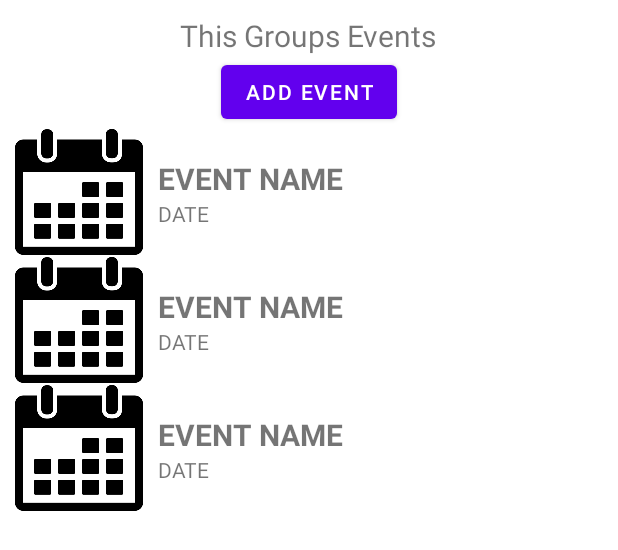
After one commit to aphn490/drinkmate, an Android app: the layout activity_group_events_page.xml on its own in the app's theme, with its tools: preview values and no code run, on a phone screen of 412 x 824 dp. The commit adds this screen. Shown: the top 550 px of the screen. Run offline under Robolectric (Android 15) with nearby library versions, the phone set to English and light mode, and no system bars.

Commit message:
Finish events pages

```diff
--- a/app/src/main/AndroidManifest.xml
+++ b/app/src/main/AndroidManifest.xml
@@ -20,6 +20,12 @@
         android:supportsRtl="true"
         android:theme="@style/Theme.Drinkmate"
         tools:targetApi="31">
+        <activity
+            android:name=".EventPage"
+            android:exported="false" />
+        <activity
+            android:name=".GroupEventsPage"
+            android:exported="false" />
         <activity
             android:name=".FindGroup"
             android:exported="false" />
--- /dev/null
+++ b/app/src/main/java/com/example/drinkmate/EventForRecycler.kt
@@ -0,0 +1,4 @@
+package com.example.drinkmate
+
+data class EventForRecycler (var EventName : String ?= null, var Date : String ?=null, var Description : String ?=null,
+                             var location : String ?= null, var time : String ?= null)
--- /dev/null
+++ b/app/src/main/res/layout/activity_group_events_page.xml
@@ -0,0 +1,32 @@
+<?xml version="1.0" encoding="utf-8"?>
+<LinearLayout xmlns:android="http://schemas.android.com/apk/res/android"
+    xmlns:app="http://schemas.android.com/apk/res-auto"
+    xmlns:tools="http://schemas.android.com/tools"
+    android:layout_width="match_parent"
+    android:layout_height="match_parent"
+    android:orientation="vertical"
+    tools:context=".GroupEventsPage">
+
+    <TextView
+        android:id="@+id/textView19"
+        android:layout_width="wrap_content"
+        android:layout_height="wrap_content"
+        android:text="This Groups Events"
+        android:layout_gravity="center_horizontal"
+        android:layout_marginTop="10dp"
+        android:textSize="20dp"/>
+
+    <Button
+        android:id="@+id/AddEventButton"
+        android:layout_width="wrap_content"
+        android:layout_height="wrap_content"
+        android:text="Add Event"
+        android:layout_gravity="center_horizontal"/>
+
+    <androidx.recyclerview.widget.RecyclerView
+        android:id="@+id/eventsRecycler"
+        android:layout_width="match_parent"
+        android:layout_height="wrap_content"
+        tools:listitem="@layout/event_display_layout"
+        />
+</LinearLayout>
--- /dev/null
+++ b/app/src/main/res/layout/event_display_layout.xml
@@ -0,0 +1,36 @@
+<?xml version="1.0" encoding="utf-8"?>
+<LinearLayout xmlns:android="http://schemas.android.com/apk/res/android"
+    xmlns:app="http://schemas.android.com/apk/res-auto"
+    android:layout_width="match_parent"
+    android:layout_height="wrap_content">
+
+    <com.google.android.material.imageview.ShapeableImageView
+        android:id="@+id/calendarIcon"
+        android:layout_marginLeft="10dp"
+        android:layout_width="85dp"
+        android:layout_height="85dp"
+        app:srcCompat="@drawable/calendaricon" />
+    <LinearLayout
+        android:layout_width="wrap_content"
+        android:layout_height="wrap_content"
+        android:orientation="vertical">
+
+        <TextView
+            android:id="@+id/eventNameLayout"
+            android:layout_width="wrap_content"
+            android:layout_height="wrap_content"
+            android:text="EVENT NAME"
+            android:textStyle="bold"
+            android:textSize="20dp"
+            android:layout_marginLeft="10dp"
+            android:layout_marginTop="20dp"/>
+
+        <TextView
+            android:id="@+id/dateLayout"
+            android:layout_width="wrap_content"
+            android:layout_height="wrap_content"
+            android:text="DATE"
+            android:layout_marginLeft="10dp"/>
+
+    </LinearLayout>
+</LinearLayout>
```
Also changed, not shown: app/src/main/java/com/example/drinkmate/EventAdapter.kt (added, +48 -0 lines), app/src/main/java/com/example/drinkmate/EventPage.kt (added, +204 -0 lines), app/src/main/java/com/example/drinkmate/GroupEventsPage.kt (added, +77 -0 lines), app/src/main/java/com/example/drinkmate/GroupMainPage.kt (+17 -0 lines), app/src/main/res/layout/activity_event_page.xml (added, +68 -0 lines), app/src/main/res/layout/activity_find_group.xml (+7 -1 lines), app/src/main/res/layout/activity_group_main_page.xml (+9 -0 lines), app/src/main/res/drawable/calendaricon.png (added).
